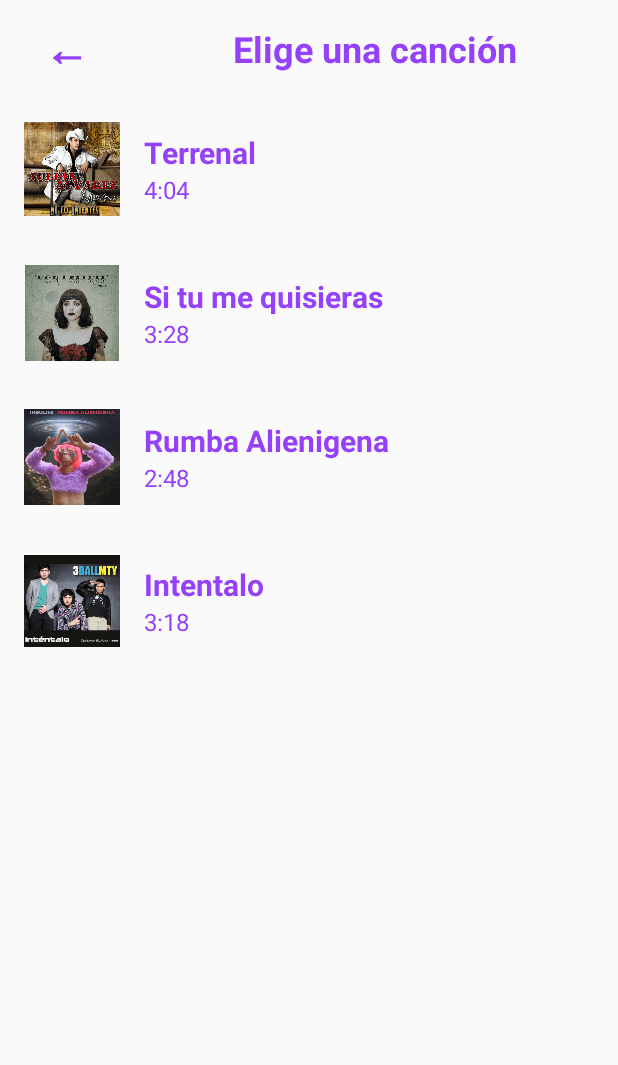
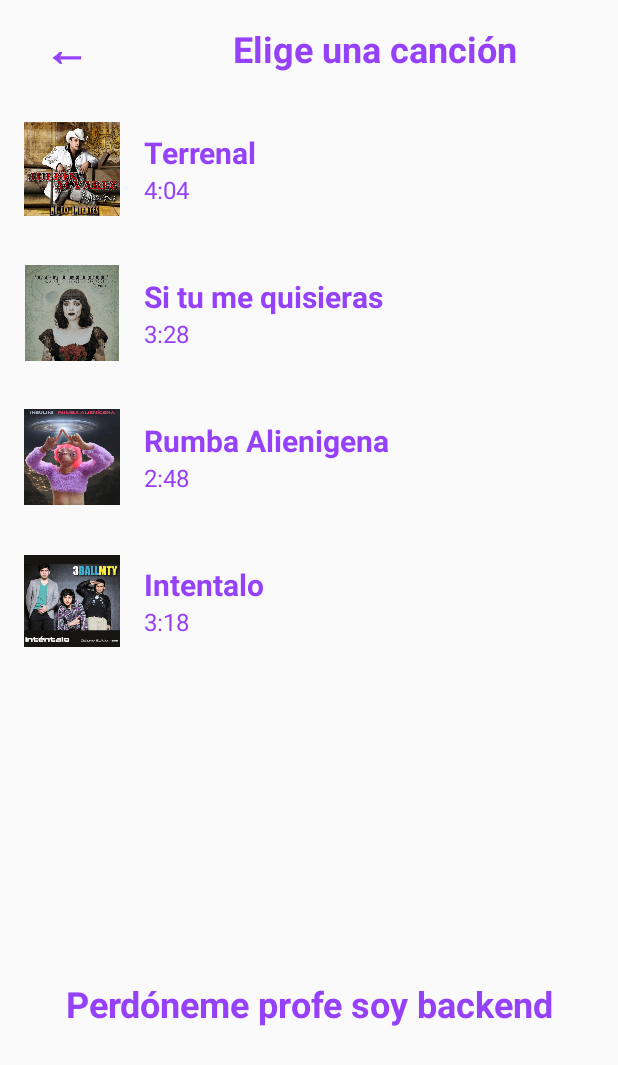
Before and after one commit to SergioEderCervantes/Reproductor-Examen-2, an Android app built with Jetpack Compose: the SelectorActivity screen opened directly, with no data from a screen before it, on a phone screen of 412 x 824 dp. Shown: the top 1065 px of the screen. Run offline under Robolectric (Android 15) with nearby library versions, the phone set to English and light mode, and no system bars.

```diff
--- a/app/src/main/res/layout/activity_selector.xml
+++ b/app/src/main/res/layout/activity_selector.xml
@@ -42,6 +42,18 @@
     <androidx.recyclerview.widget.RecyclerView
         android:id="@+id/recyclerView"
         android:layout_width="match_parent"
-        android:layout_height="match_parent" />
+        android:layout_height="588dp" />
+
+    <TextView
+        android:id="@+id/sorry"
+        android:layout_width="match_parent"
+        android:layout_height="60dp"
+
+        android:layout_weight="1"
+        android:text="Perdóneme profe soy backend"
+        android:textAlignment="center"
+        android:textColor="@color/primary_color"
+        android:textSize="24sp"
+        android:textStyle="bold" />
 
 </LinearLayout>
```
